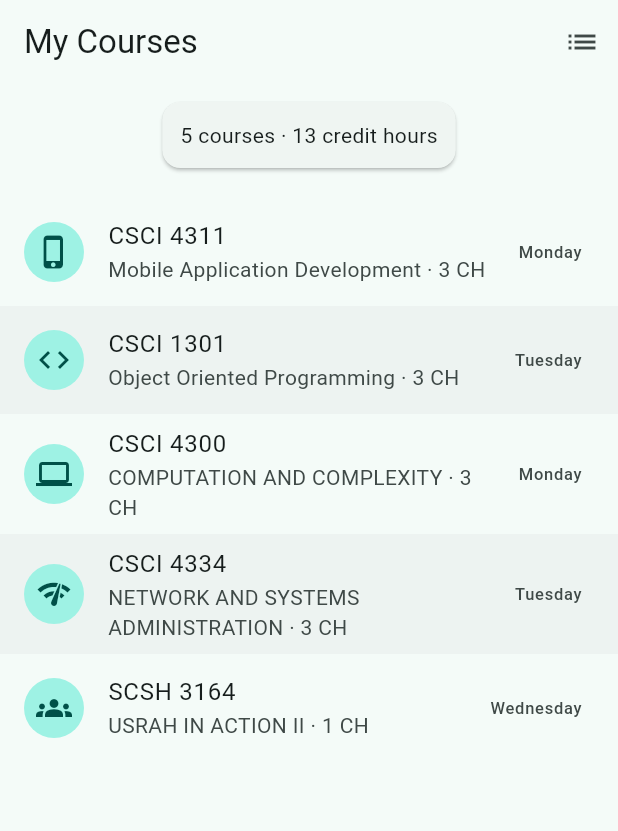
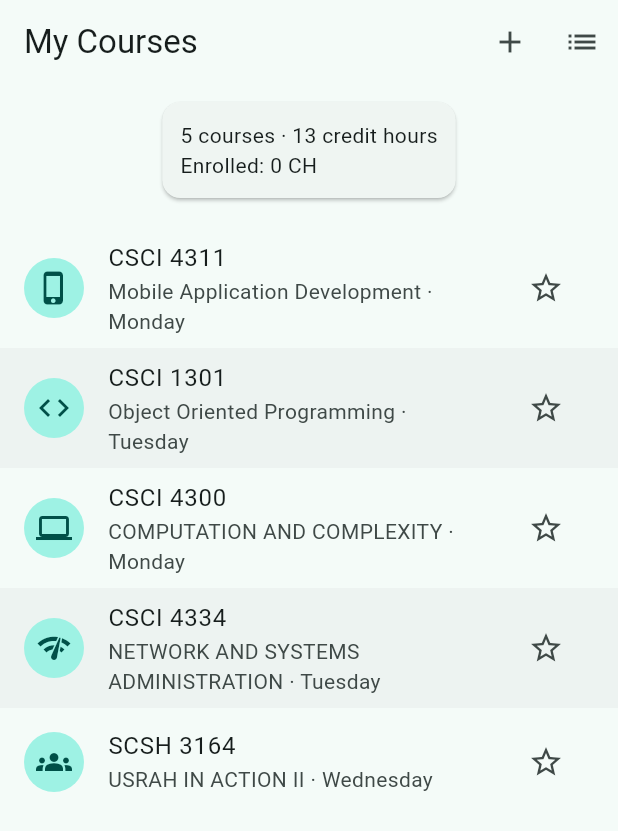
Before and after one commit to AhammadAliPK/campus_buddy_kict, a Flutter app: the screen it shows after launch, on a phone screen of 412 x 824 dp. Shown: the top 831 px of the screen. Run offline on Flutter 3.47's test engine with Material 3 defaults, Android fonts, the phone set to English and light mode, and no system bars.

Commit message:
Complete Week 5 Flutter lab

```diff
--- a/lib/courses_screen.dart
+++ b/lib/courses_screen.dart
@@ -1,5 +1,7 @@
 import 'package:flutter/material.dart';
 import 'package:campus_buddy_kict/data/courses.dart';
+import 'package:campus_buddy_kict/models/course.dart';
+import 'package:campus_buddy_kict/add_course_dialog.dart';
 
 class CoursesScreen extends StatefulWidget {
   const CoursesScreen({super.key});
@@ -11,18 +13,61 @@ class CoursesScreen extends StatefulWidget {
 class _CoursesScreenState extends State<CoursesScreen> {
   bool _isGrid = false;
 
+  late List<Course> _courses;
+
+  @override
+  void initState() {
+    super.initState();
+    _courses = List.of(sampleCourses);
+  }
+
+  void _toggleFavorite(int index) {
+    setState(() {
+      _courses[index] = _courses[index].copyWith(
+        isFavorite: !_courses[index].isFavorite,
+      );
+    });
+  }
+
+  void _toggleEnrolled(int index) {
+    setState(() {
+      _courses[index] = _courses[index].copyWith(
+        enrolled: !_courses[index].enrolled,
+      );
+    });
+  }
+
+  Future<void> _addCourse() async {
+    final course = await showDialog<Course>(
+      context: context,
+      builder: (_) => const AddCourseDialog(),
+    );
+
+    if (course == null) return;
+
+    setState(() => _courses.add(course));
+  }
+
   @override
   Widget build(BuildContext context) {
     int totalCh = 0;
 
-    for (final c in sampleCourses) {
+    for (final c in _courses) {
       totalCh = totalCh + c.creditHours;
     }
+
+    final enrolledCh = _courses
+        .where((c) => c.enrolled)
+        .fold<int>(0, (sum, c) => sum + c.creditHours);
 
     return Scaffold(
       appBar: AppBar(
         title: const Text('My Courses'),
         actions: [
+          IconButton(
+            icon: const Icon(Icons.add),
+            onPressed: _addCourse,
+          ),
           IconButton(
             icon: _isGrid
                 ? const Icon(Icons.grid_on)
@@ -39,7 +84,8 @@ class _CoursesScreenState extends State<CoursesScreen> {
             child: Padding(
               padding: const EdgeInsets.all(12),
               child: Text(
-                '${sampleCourses.length} courses · $totalCh credit hours',
+                '${_courses.length} courses · $totalCh credit hours\n'
+                    'Enrolled: $enrolledCh CH',
               ),
             ),
           ),
@@ -53,9 +99,9 @@ class _CoursesScreenState extends State<CoursesScreen> {
                 mainAxisSpacing: 8,
                 crossAxisSpacing: 8,
               ),
-              itemCount: sampleCourses.length,
+              itemCount: _courses.length,
               itemBuilder: (context, index) {
-                final course = sampleCourses[index];
+                final course = _courses[index];
 
                 return Card(
                   child: Center(
@@ -71,8 +117,9 @@ class _CoursesScreenState extends State<CoursesScreen> {
                           ),
                         ),
                         Padding(
-                          padding:
-                          const EdgeInsets.symmetric(horizontal: 8),
+                          padding: const EdgeInsets.symmetric(
+                            horizontal: 8,
+                          ),
                           child: Text(
                             course.name,
                             textAlign: TextAlign.center,
@@ -88,36 +135,42 @@ class _CoursesScreenState extends State<CoursesScreen> {
             )
                 : ListView.builder(
               padding: const EdgeInsets.symmetric(vertical: 8),
-              itemCount: sampleCourses.length,
+              itemCount: _courses.length,
               itemBuilder: (context, index) {
-                final course = sampleCourses[index];
+                final course = _courses[index];
 
                 return ListTile(
                   tileColor: index.isOdd
                       ? Colors.black.withValues(alpha: 0.03)
                       : null,
                   leading: CircleAvatar(
-                    backgroundColor: Theme.of(context)
-                        .colorScheme
-                        .primaryContainer,
+                    backgroundColor:
+                    Theme.of(context).colorScheme.primaryContainer,
                     child: Icon(
-                      course.icon,
-                      color: Theme.of(context)
+                      course.enrolled
+                          ? Icons.check_circle
+                          : course.icon,
+                      color: course.enrolled
+                          ? Colors.green
+                          : Theme.of(context)
                           .colorScheme
                           .onPrimaryContainer,
                     ),
                   ),
                   title: Text(course.code),
                   subtitle: Text(
-                    '${course.name} · ${course.creditHours} CH',
+                    '${course.name} · ${course.day}',
                   ),
-                  trailing: Text(course.day),
-                  onTap: () =>
-                      ScaffoldMessenger.of(context).showSnackBar(
-                        SnackBar(
-                          content: Text('${course.code} tapped'),
-                        ),
-                      ),
+                  trailing: IconButton(
+                    icon: Icon(
+                      course.isFavorite
+                          ? Icons.star
+                          : Icons.star_border,
+                      color: course.isFavorite ? Colors.amber : null,
+                    ),
+                    onPressed: () => _toggleFavorite(index),
+                  ),
+                  onTap: () => _toggleEnrolled(index),
                 );
               },
             ),
--- a/lib/models/course.dart
+++ b/lib/models/course.dart
@@ -7,11 +7,30 @@ class Course {
   final String day;
   final IconData icon;
 
+  final bool isFavorite;
+  final bool enrolled;
+
   const Course(
       this.code,
       this.name,
       this.creditHours,
       this.day,
-      this.icon,
+      this.icon, {
+        this.isFavorite = false,
+        this.enrolled = false,
+      });
+
+  Course copyWith({
+    bool? isFavorite,
+    bool? enrolled,
+  }) =>
+      Course(
+        code,
+        name,
+        creditHours,
+        day,
+        icon,
+        isFavorite: isFavorite ?? this.isFavorite,
+        enrolled: enrolled ?? this.enrolled,
       );
 }
--- a/lib/profile_screen.dart
+++ b/lib/profile_screen.dart
@@ -1,4 +1,3 @@
-import 'package:campus_buddy_kict/profile_screen.dart';
 import 'package:flutter/material.dart';
 
 class ProfileScreen extends StatefulWidget {
```
Also changed, not shown: lib/add_course_dialog.dart (added, +138 -0 lines).
